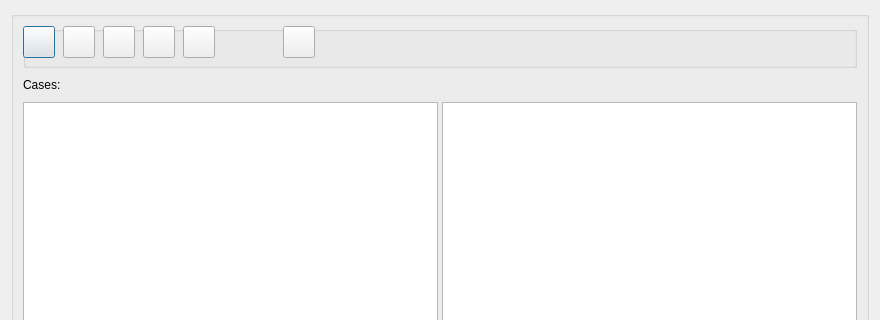
This is GUI_UIs/ui_dialog_cases.ui in ccbogel/QualCoder as Qt 5 draws it before an edit; both pictures show x 0 to 880 and y 0 to 320 of the 880 by 670 pixel window. The edited form follows.
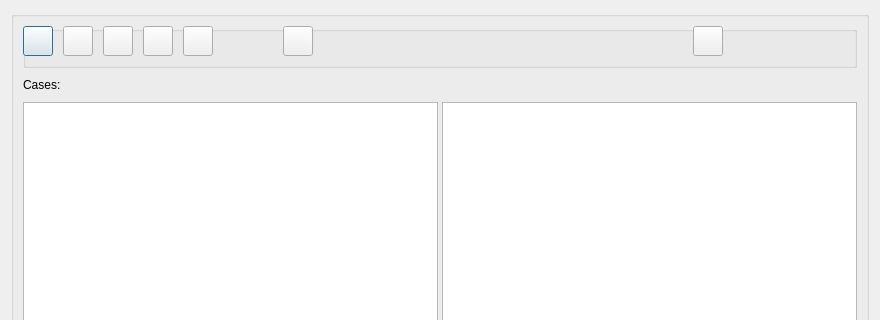
This is the edited form.

```diff
--- a/GUI_UIs/ui_dialog_cases.ui
+++ b/GUI_UIs/ui_dialog_cases.ui
@@ -98,8 +98,8 @@
           <rect>
            <x>0</x>
            <y>0</y>
-           <width>32</width>
-           <height>32</height>
+           <width>30</width>
+           <height>30</height>
           </rect>
          </property>
          <property name="toolTip">
@@ -114,8 +114,8 @@
           <rect>
            <x>260</x>
            <y>0</y>
-           <width>32</width>
-           <height>32</height>
+           <width>30</width>
+           <height>30</height>
           </rect>
          </property>
          <property name="toolTip">
@@ -130,8 +130,8 @@
           <rect>
            <x>80</x>
            <y>0</y>
-           <width>32</width>
-           <height>32</height>
+           <width>30</width>
+           <height>30</height>
           </rect>
          </property>
          <property name="toolTip">
@@ -146,8 +146,8 @@
           <rect>
            <x>40</x>
            <y>0</y>
-           <width>32</width>
-           <height>32</height>
+           <width>30</width>
+           <height>30</height>
           </rect>
          </property>
          <property name="toolTip">
@@ -190,8 +190,8 @@
           <rect>
            <x>120</x>
            <y>0</y>
-           <width>32</width>
-           <height>32</height>
+           <width>30</width>
+           <height>30</height>
           </rect>
          </property>
          <property name="toolTip">
@@ -206,8 +206,8 @@
           <rect>
            <x>160</x>
            <y>0</y>
-           <width>32</width>
-           <height>32</height>
+           <width>30</width>
+           <height>30</height>
           </rect>
          </property>
          <property name="toolTip">
@@ -217,6 +217,22 @@
           <string/>
          </property>
         </widget>
+        <widget class="QPushButton" name="pushButton_help">
+         <property name="geometry">
+          <rect>
+           <x>670</x>
+           <y>0</y>
+           <width>30</width>
+           <height>30</height>
+          </rect>
+         </property>
+         <property name="toolTip">
+          <string>Help</string>
+         </property>
+         <property name="text">
+          <string/>
+         </property>
+        </widget>
        </widget>
       </item>
      </layout>
```
